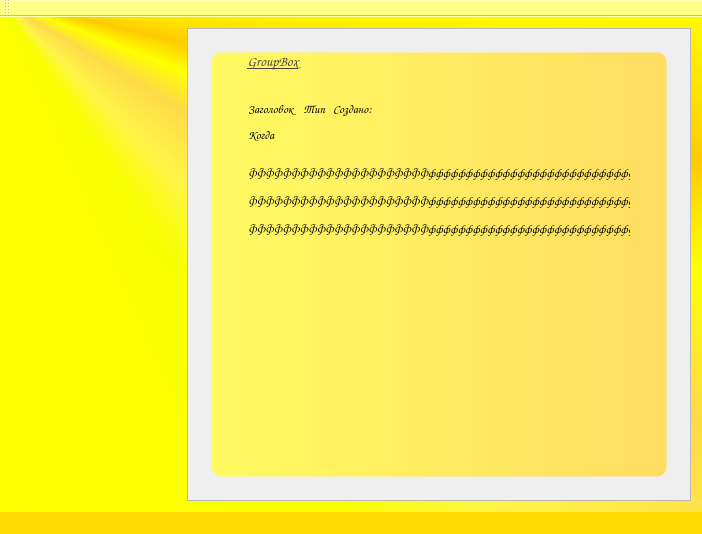
The window that MattyNotes/mattynotes.ui (MattyMatiss/MattyNotesOld) describes before a commit, drawn with Qt 5.
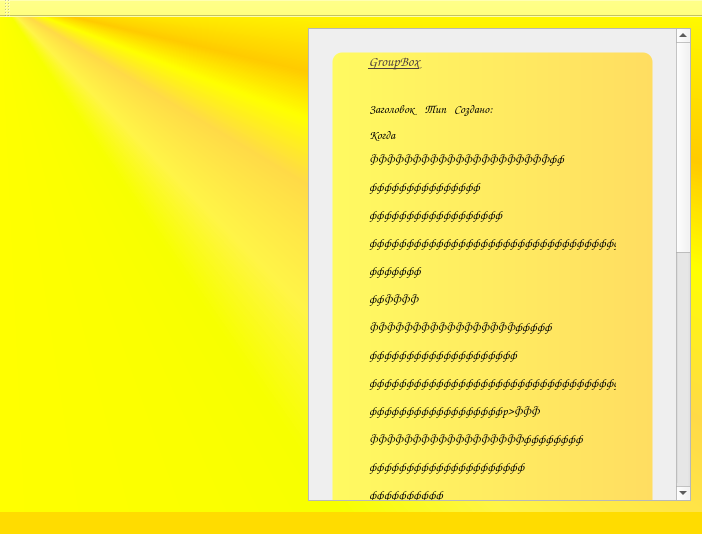
The same window after the commit. Icons and pictures are not drawn.

Patch:
```diff
--- a/MattyNotes/mattynotes.ui
+++ b/MattyNotes/mattynotes.ui
@@ -40,8 +40,8 @@
           <rect>
            <x>0</x>
            <y>0</y>
-           <width>403</width>
-           <height>461</height>
+           <width>451</width>
+           <height>972</height>
           </rect>
          </property>
          <layout class="QGridLayout" name="gridLayout_2">
@@ -254,7 +254,7 @@
 </string>
                      </property>
                      <property name="text">
-                      <string>&lt;html&gt;&lt;head/&gt;&lt;body&gt;&lt;p&gt;ФФФФФФФФФФФФФФФФФФФФФфффффффффффффффффффффффффффффффффффффффффффффффффффффффффффффффффффффффффффффф&lt;/p&gt;&lt;p&gt;ФФФФФФФФФФФФФФФФФФФФФфффффффффффффффффффффффффффффффффффффффффффффффффффффффффффффффффффффффффффффф&lt;/p&gt;&lt;p&gt;ФФФФФФФФФФФФФФФФФФФФФфффффффффффффффффффффффффффффффффффффффффффффффффффффффффффффффффффффффффффффф&lt;/p&gt;&lt;/body&gt;&lt;/html&gt;</string>
+                      <string>&lt;html&gt;&lt;head/&gt;&lt;body&gt;&lt;p&gt;ФФФФФФФФФФФФФФФФФФФФФфф&lt;/p&gt;&lt;p&gt;ффффффффффффффф&lt;/p&gt;&lt;p&gt;фффффффффффффффффф&lt;/p&gt;&lt;p&gt;фффффффффффффффффффффффффффффффффф&lt;/p&gt;&lt;p&gt;ффффффф&lt;/p&gt;&lt;p&gt;ффФФФФ&lt;/p&gt;&lt;p&gt;ФФФФФФФФФФФФФФФФФффффф&lt;/p&gt;&lt;p&gt;фффффффффффффффффффф&lt;/p&gt;&lt;p&gt;фффффффффффффффффффффффффффффффффф&lt;/p&gt;&lt;p&gt;ффффффффффффффффффp&amp;gt;ФФФ&lt;/p&gt;&lt;p&gt;ФФФФФФФФФФФФФФФФФФфффффффф&lt;/p&gt;&lt;p&gt;ффффффффффффффффффффф&lt;/p&gt;&lt;p&gt;фффффффффф&lt;/p&gt;&lt;p&gt;ффффффффффффффффффффф&lt;/p&gt;&lt;p&gt;фффффффффффффффффФФФФФФ&lt;/p&gt;&lt;p&gt;ФФФФФФФФФФФФФФФффффффффффф&lt;/p&gt;&lt;p&gt;ффффффффффффффффффффффф&lt;/p&gt;&lt;p&gt;ффффффф&lt;/p&gt;&lt;p&gt;фффффффффффффффффффффффф&lt;/p&gt;&lt;p&gt;фффффффффффффФФФФФФФФФФФФФФ&lt;/p&gt;&lt;p&gt;ФФФФФФФффффффффффффффффффф&lt;/p&gt;&lt;p&gt;ффффффффффффффффффффффффф&lt;/p&gt;&lt;p&gt;фффффффффффффффффффффффффф&lt;/p&gt;&lt;p&gt;фф&lt;/p&gt;&lt;p&gt;фффффp&amp;gt;ФФФФФФФФФФФФФФФФФФФФФфффф&lt;/p&gt;&lt;p&gt;фффффффффффффффффффффффффф&lt;/p&gt;&lt;p&gt;ффффффффффффффффффффффффффф&lt;/p&gt;&lt;p&gt;ффффффффффффффффффффф&lt;/p&gt;&lt;/body&gt;&lt;/html&gt;</string>
                      </property>
                      <property name="wordWrap">
                       <bool>true</bool>
```
